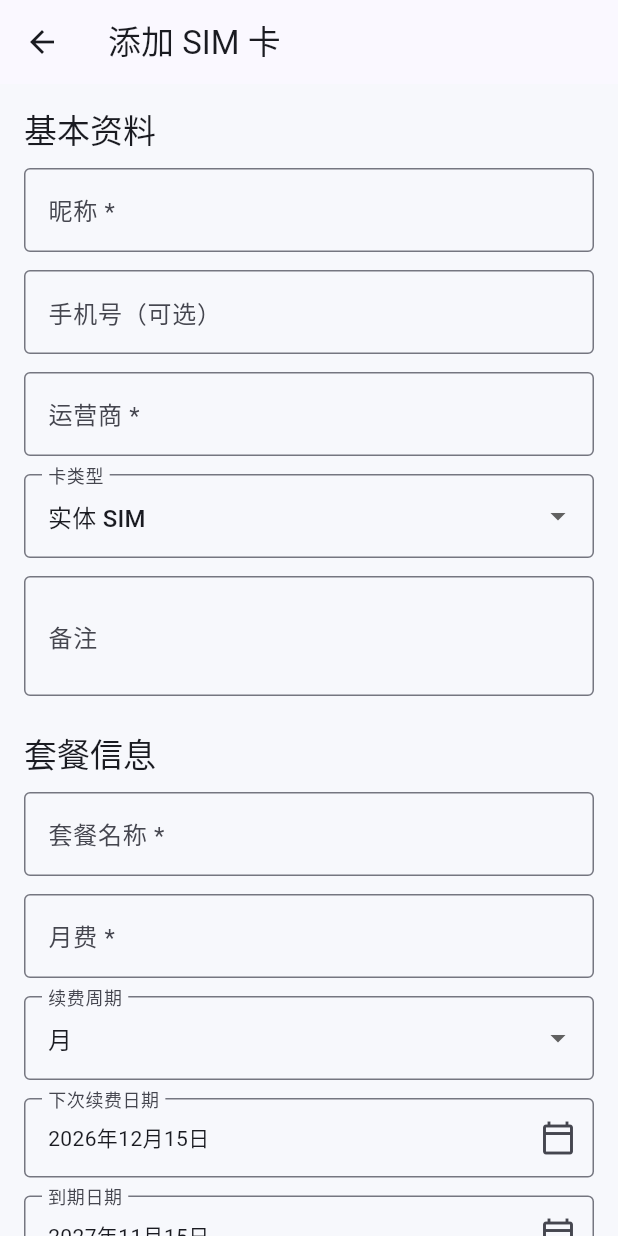
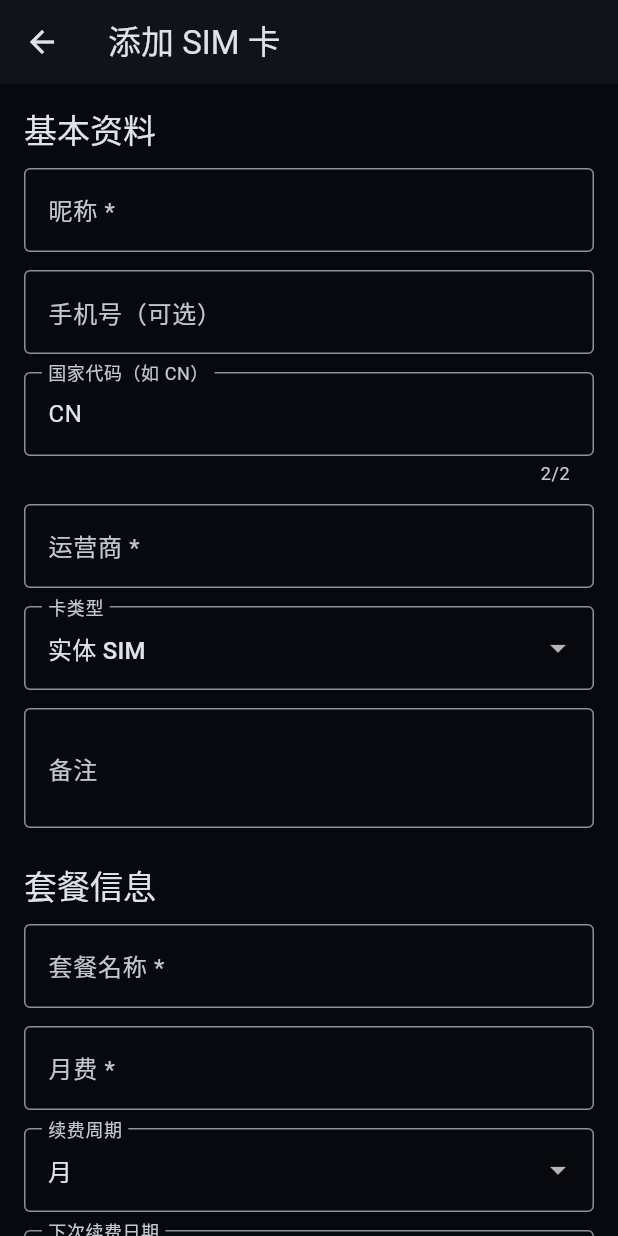
Before and after one commit to LiuDuobee/sim-manager, a Flutter app: the screen it shows after launch, after a tap on "添加 SIM 卡", on a phone screen of 412 x 824 dp. Run offline on Flutter 3.47's test engine with Material 3 defaults, Android fonts, the phone set to English and light mode, and no system bars; our stand-ins replace shared_preferences.

Commit message:
Start Flutter native SIMVault route B
Co-authored-by: Copilot App <223556219+Copilot@users.noreply.github.com>

```diff
--- a/analysis_options.yaml
+++ b/analysis_options.yaml
@@ -1,4 +1,6 @@
 analyzer:
+  errors:
+    deprecated_member_use: ignore
   exclude:
     - build/**
     - android/**
@@ -9,3 +11,4 @@ include: package:flutter_lints/flutter.yaml
 linter:
   rules:
     prefer_single_quotes: true
+    prefer_const_constructors: false
--- a/lib/main.dart
+++ b/lib/main.dart
@@ -3,6 +3,8 @@ import 'dart:convert';
 import 'package:flutter/material.dart';
 import 'package:intl/intl.dart';
 import 'package:shared_preferences/shared_preferences.dart';
+
+import 'features/atlas_globe.dart';
 
 void main() {
   WidgetsFlutterBinding.ensureInitialized();
@@ -18,9 +20,12 @@ class SimManagerApp extends StatelessWidget {
       title: 'SIM 卡管理',
       debugShowCheckedModeBanner: false,
       theme: ThemeData(
-        colorScheme: ColorScheme.fromSeed(seedColor: const Color(0xFF2563EB)),
+        colorScheme: ColorScheme.fromSeed(
+          seedColor: const Color(0xFF5CAEFF),
+          brightness: Brightness.dark,
+        ),
         useMaterial3: true,
-        scaffoldBackgroundColor: const Color(0xFFF7F8FC),
+        scaffoldBackgroundColor: const Color(0xFF07090E),
         inputDecorationTheme: const InputDecorationTheme(
           border: OutlineInputBorder(),
         ),
@@ -46,12 +51,14 @@ class SimCard {
     required this.nextRenewalDate,
     required this.expiryDate,
     this.phoneNumber = '',
+    this.countryCode = 'CN',
     this.notes = '',
   });
 
   final String id;
   final String nickname;
   final String phoneNumber;
+  final String countryCode;
   final String operatorName;
   final SimType type;
   final String notes;
@@ -74,6 +81,7 @@ class SimCard {
         'id': id,
         'nickname': nickname,
         'phoneNumber': phoneNumber,
+        'countryCode': countryCode,
         'operatorName': operatorName,
         'type': type.name,
         'notes': notes,
@@ -88,6 +96,7 @@ class SimCard {
         id: json['id'] as String,
         nickname: json['nickname'] as String,
         phoneNumber: json['phoneNumber'] as String? ?? '',
+        countryCode: (json['countryCode'] as String? ?? 'CN').toUpperCase(),
         operatorName: json['operatorName'] as String,
         type: SimType.values.byName(json['type'] as String),
         notes: json['notes'] as String? ?? '',
@@ -142,9 +151,10 @@ class _SimHomePageState extends State<SimHomePage> {
 
   Future<void> _load() async {
     final cards = await _storage.load();
-    if (mounted)
+    if (mounted) {
       setState(() =>
           _cards = cards..sort((a, b) => a.expiryDate.compareTo(b.expiryDate)));
+    }
     if (mounted) setState(() => _loading = false);
   }
 
@@ -200,9 +210,12 @@ class _SimHomePageState extends State<SimHomePage> {
 
   @override
   Widget build(BuildContext context) {
+    final countryCodes =
+        _cards.map((card) => card.countryCode).toSet().toList();
     return Scaffold(
       appBar: AppBar(
-        title: const Text('SIM 卡管理',
+        backgroundColor: const Color(0xFF07090E),
+        title: const Text('SIMVault',
             style: TextStyle(fontWeight: FontWeight.bold)),
         actions: [
           IconButton(
@@ -223,8 +236,79 @@ class _SimHomePageState extends State<SimHomePage> {
               : ListView(
                   padding: const EdgeInsets.fromLTRB(16, 8, 16, 96),
                   children: [
-                    Text('${_cards.length} 张卡片',
-                        style: Theme.of(context).textTheme.titleMedium),
+                    Container(
+                      height: 310,
+                      margin: const EdgeInsets.only(bottom: 16),
+                      decoration: BoxDecoration(
+                        color: const Color(0xFF0B111B),
+                        borderRadius: BorderRadius.circular(28),
+                        border: Border.all(color: const Color(0x263F82B8)),
+                      ),
+                      child: Stack(
+                        children: [
+                          const Positioned(
+                            left: 18,
+                            top: 16,
+                            child: Text(
+                              'WORLD CARD ATLAS',
+                              style: TextStyle(
+                                color: Color(0xFF9AB4D0),
+                                fontSize: 12,
+                                letterSpacing: 1.5,
+                                fontWeight: FontWeight.w700,
+                              ),
+                            ),
+                          ),
+                          AtlasGlobe(
+                            countryCodes: countryCodes,
+                            onCountrySelected: (code) {
+                              ScaffoldMessenger.of(context).showSnackBar(
+                                SnackBar(content: Text('已聚焦 $code 地区')),
+                              );
+                            },
+                          ),
+                          Positioned(
+                            right: 16,
+                            bottom: 14,
+                            child: Text(
+                              '拖拽旋转 · 双指缩放',
+                              style: TextStyle(
+                                color: Colors.blueGrey.shade300,
+                                fontSize: 11,
+                              ),
+                            ),
+                          ),
+                        ],
+                      ),
+                    ),
+                    Row(
+                      children: [
+                        _MetricCard(label: '藏卡总数', value: '${_cards.length}'),
+                        const SizedBox(width: 8),
+                        _MetricCard(
+                          label: '需关注',
+                          value:
+                              '${_cards.where((card) => card.status != SimStatus.normal).length}',
+                          accent: const Color(0xFFFFB45C),
+                        ),
+                        const SizedBox(width: 8),
+                        _MetricCard(
+                          label: '地区',
+                          value: '${countryCodes.length}',
+                          accent: const Color(0xFF67D5C2),
+                        ),
+                      ],
+                    ),
+                    const SizedBox(height: 18),
+                    Text(
+                      'MY COLLECTION · ${_cards.length} 张卡片',
+                      style: const TextStyle(
+                        color: Color(0xFF9AB4D0),
+                        fontSize: 12,
+                        letterSpacing: 1.3,
+                        fontWeight: FontWeight.w700,
+                      ),
+                    ),
                     const SizedBox(height: 12),
                     ..._cards.map((card) => _SimCardTile(
                         card: card,
@@ -232,6 +316,49 @@ class _SimHomePageState extends State<SimHomePage> {
                         onDelete: () => _delete(card))),
                   ],
                 ),
+    );
+  }
+}
+
+class _MetricCard extends StatelessWidget {
+  const _MetricCard({
+    required this.label,
+    required this.value,
+    this.accent = const Color(0xFF7AB8FF),
+  });
+
+  final String label;
+  final String value;
+  final Color accent;
+
+  @override
+  Widget build(BuildContext context) {
+    return Expanded(
+      child: Container(
+        padding: const EdgeInsets.all(14),
+        decoration: BoxDecoration(
+          color: const Color(0xFF0D141F),
+          borderRadius: BorderRadius.circular(16),
+          border: Border.all(color: const Color(0x1F8DB7DE)),
+        ),
+        child: Column(
+          crossAxisAlignment: CrossAxisAlignment.start,
+          children: [
+            Text(label,
+                style: const TextStyle(color: Color(0xFF8A9DB4), fontSize: 11)),
+            const SizedBox(height: 6),
+            Text(
+              value,
+              style: TextStyle(
+                color: accent,
+                fontSize: 25,
+                fontWeight: FontWeight.w800,
+                fontFeatures: const [FontFeature.tabularFigures()],
+              ),
+            ),
+          ],
+        ),
+      ),
     );
   }
 }
@@ -346,6 +473,7 @@ class _SimFormPageState extends State<SimFormPage> {
   final _formKey = GlobalKey<FormState>();
   late final TextEditingController _nickname;
   late final TextEditingController _phone;
+  late final TextEditingController _countryCode;
   late final TextEditingController _operator;
   late final TextEditingController _notes;
   late final TextEditingController _plan;
@@ -361,6 +489,7 @@ class _SimFormPageState extends State<SimFormPage> {
     final c = widget.initial;
     _nickname = TextEditingController(text: c?.nickname ?? '');
     _phone = TextEditingController(text: c?.phoneNumber ?? '');
+    _countryCode = TextEditingController(text: c?.countryCode ?? 'CN');
     _operator = TextEditingController(text: c?.operatorName ?? '');
     _notes = TextEditingController(text: c?.notes ?? '');
     _plan = TextEditingController(text: c?.planName ?? '');
@@ -378,6 +507,7 @@ class _SimFormPageState extends State<SimFormPage> {
     for (final controller in [
       _nickname,
       _phone,
+      _countryCode,
       _operator,
       _notes,
       _plan,
@@ -419,6 +549,7 @@ class _SimFormPageState extends State<SimFormPage> {
             DateTime.now().microsecondsSinceEpoch.toString(),
         nickname: _nickname.text.trim(),
         phoneNumber: _phone.text.trim(),
+        countryCode: _countryCode.text.trim().toUpperCase(),
         operatorName: _operator.text.trim(),
         type: _type,
         notes: _notes.text.trim(),
@@ -453,12 +584,22 @@ class _SimFormPageState extends State<SimFormPage> {
                   decoration: const InputDecoration(labelText: '手机号（可选）')),
               const SizedBox(height: 12),
               TextFormField(
+                  controller: _countryCode,
+                  textCapitalization: TextCapitalization.characters,
+                  maxLength: 2,
+                  decoration: const InputDecoration(labelText: '国家代码（如 CN）'),
+                  validator: (value) =>
+                      value == null || value.trim().length != 2
+                          ? '请输入 2 位国家代码'
+                          : null),
+              const SizedBox(height: 12),
+              TextFormField(
                   controller: _operator,
                   decoration: const InputDecoration(labelText: '运营商 *'),
                   validator: _required),
               const SizedBox(height: 12),
               DropdownButtonFormField<SimType>(
-                value: _type,
+                initialValue: _type,
                 decoration: const InputDecoration(labelText: '卡类型'),
                 items: const [
                   DropdownMenuItem(
@@ -489,7 +630,7 @@ class _SimFormPageState extends State<SimFormPage> {
                   validator: _required),
               const SizedBox(height: 12),
               DropdownButtonFormField<String>(
-                value: _cycle,
+                initialValue: _cycle,
                 decoration: const InputDecoration(labelText: '续费周期'),
                 items: const ['月', '季度', '半年', '年']
                     .map((e) => DropdownMenuItem(value: e, child: Text(e)))
@@ -566,13 +707,15 @@ class _BackupPageState extends State<BackupPage> {
           .map((item) => SimCard.fromJson(item as Map<String, dynamic>))
           .toList();
       await widget.onImport(list);
-      if (mounted)
+      if (mounted) {
         ScaffoldMessenger.of(context)
             .showSnackBar(const SnackBar(content: Text('导入成功')));
+      }
     } catch (_) {
-      if (mounted)
+      if (mounted) {
         ScaffoldMessenger.of(context)
             .showSnackBar(const SnackBar(content: Text('JSON 格式无效，请检查备份内容')));
+      }
     }
   }
 
--- a/pubspec.yaml
+++ b/pubspec.yaml
@@ -1,7 +1,7 @@
 name: sim_manager
 description: SIM 卡管理工具 MVP
 publish_to: "none"
-version: 1.0.0+1
+version: 3.0.0+4
 
 environment:
   sdk: ">=3.3.0 <4.0.0"
```
Also changed, not shown: lib/features/atlas_globe.dart (added, +194 -0 lines), 1 other file.
